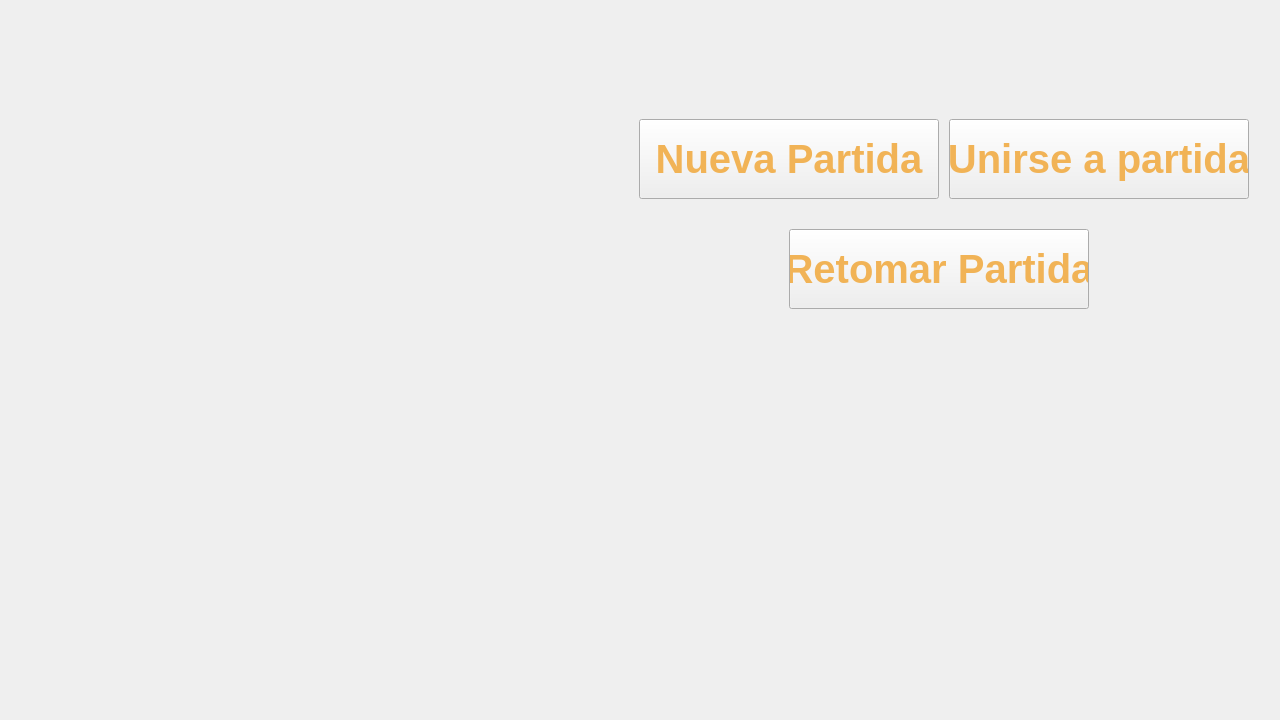
Qt form client_src/Pantallas/pantalla.ui (Nahuelfranco12/TP-TALLER-DE-PROGRAMACION-G9-2C26) before a commit.
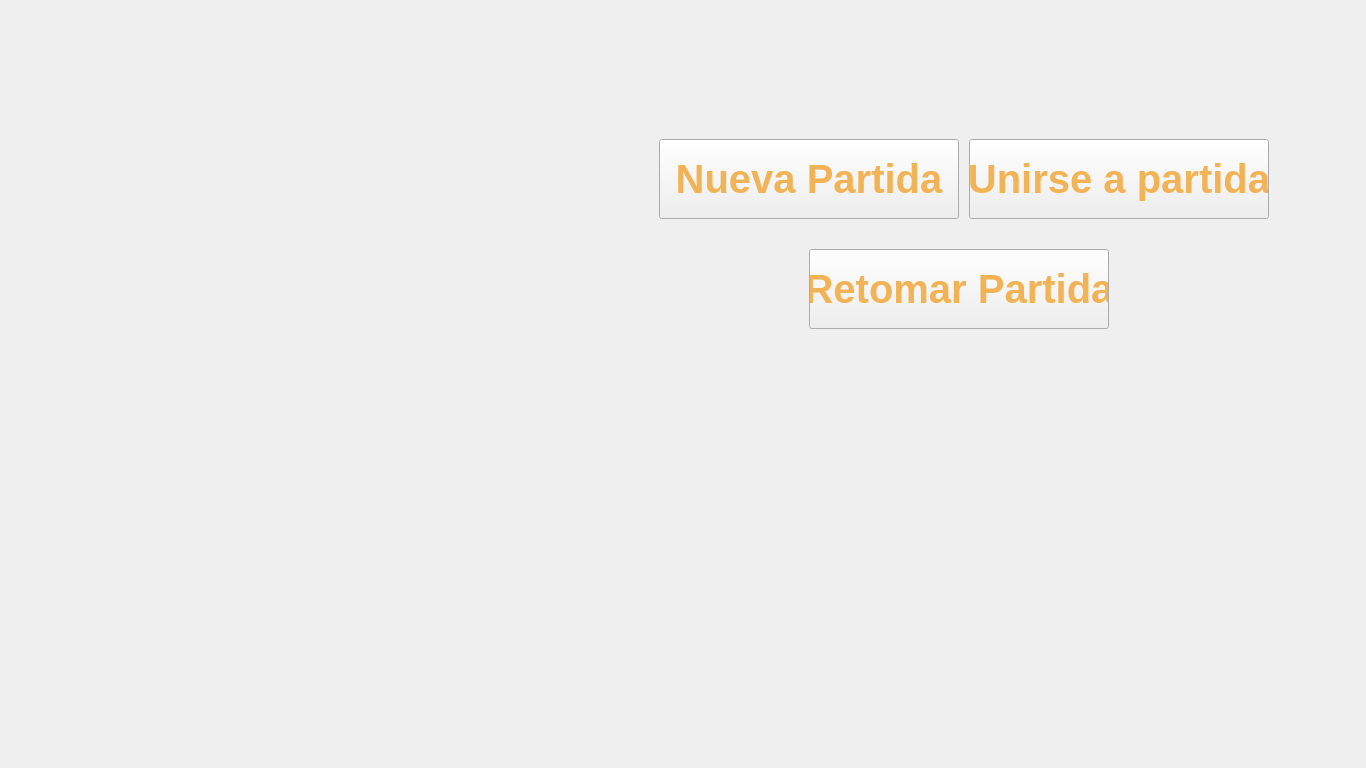
The same form after that commit. Icons and pictures are not drawn.

Commit message: cambio tamaños de la pantalla relacionados a qt

What changed in the file:
```diff
--- a/client_src/Pantallas/pantalla.ui
+++ b/client_src/Pantallas/pantalla.ui
@@ -6,8 +6,8 @@
    <rect>
     <x>0</x>
     <y>0</y>
-    <width>1280</width>
-    <height>720</height>
+    <width>1366</width>
+    <height>768</height>
    </rect>
   </property>
   <property name="windowTitle">
@@ -26,8 +26,8 @@
        <widget class="QPushButton" name="botNuevaPartida">
         <property name="geometry">
          <rect>
-          <x>630</x>
-          <y>110</y>
+          <x>650</x>
+          <y>130</y>
           <width>300</width>
           <height>80</height>
          </rect>
@@ -52,8 +52,8 @@
        <widget class="QPushButton" name="botUnirsePartida">
         <property name="geometry">
          <rect>
-          <x>940</x>
-          <y>110</y>
+          <x>960</x>
+          <y>130</y>
           <width>300</width>
           <height>80</height>
          </rect>
@@ -78,8 +78,8 @@
        <widget class="QPushButton" name="botRetomarPartida">
         <property name="geometry">
          <rect>
-          <x>780</x>
-          <y>220</y>
+          <x>800</x>
+          <y>240</y>
           <width>300</width>
           <height>80</height>
          </rect>
@@ -104,8 +104,8 @@
        <widget class="QLabel" name="cartelMP">
         <property name="geometry">
          <rect>
-          <x>50</x>
-          <y>70</y>
+          <x>70</x>
+          <y>90</y>
           <width>511</width>
           <height>301</height>
          </rect>
```
Left out of the diff: 46 changed lines with no effect on the pictures. The commit also changes 3 other files.
